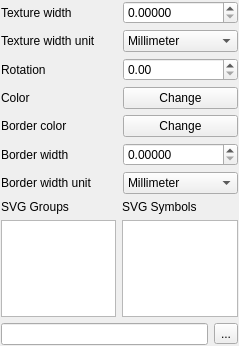
First picture: the form in src/ui/symbollayer/widget_svgfill.ui, repository qgis/QGIS, before the edit.
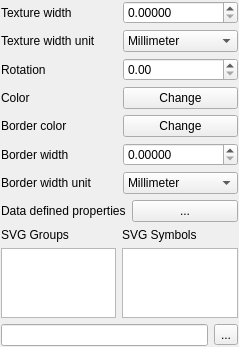
Second picture: the form after the edit. Custom widgets are drawn as their Qt base class.

Commit message: Data defined properties for SVG fill symbol layer

```diff
--- a/src/ui/symbollayer/widget_svgfill.ui
+++ b/src/ui/symbollayer/widget_svgfill.ui
@@ -17,6 +17,57 @@
    <property name="margin">
     <number>1</number>
    </property>
+   <item row="2" column="0">
+    <layout class="QGridLayout" name="gridLayout_2">
+     <item row="0" column="0">
+      <widget class="QLabel" name="mSymbolGroupLabel">
+       <property name="text">
+        <string>SVG Groups</string>
+       </property>
+      </widget>
+     </item>
+     <item row="0" column="1">
+      <widget class="QLabel" name="mSymbolListLabel">
+       <property name="text">
+        <string>SVG Symbols</string>
+       </property>
+      </widget>
+     </item>
+     <item row="1" column="0">
+      <widget class="QTreeView" name="mSvgTreeView"/>
+     </item>
+     <item row="1" column="1">
+      <widget class="QListView" name="mSvgListView">
+       <property name="flow">
+        <enum>QListView::LeftToRight</enum>
+       </property>
+       <property name="layoutMode">
+        <enum>QListView::Batched</enum>
+       </property>
+       <property name="viewMode">
+        <enum>QListView::IconMode</enum>
+       </property>
+       <property name="uniformItemSizes">
+        <bool>true</bool>
+       </property>
+      </widget>
+     </item>
+    </layout>
+   </item>
+   <item row="3" column="0">
+    <layout class="QHBoxLayout" name="horizontalLayout">
+     <item>
+      <widget class="QLineEdit" name="mSVGLineEdit"/>
+     </item>
+     <item>
+      <widget class="QToolButton" name="mBrowseToolButton">
+       <property name="text">
+        <string>...</string>
+       </property>
+      </widget>
+     </item>
+    </layout>
+   </item>
    <item row="0" column="0">
     <layout class="QGridLayout" name="gridLayout">
      <item row="0" column="1">
@@ -137,49 +188,22 @@
     </layout>
    </item>
    <item row="1" column="0">
-    <layout class="QGridLayout" name="gridLayout_2">
-     <item row="0" column="0">
-      <widget class="QLabel" name="mSymbolGroupLabel">
+    <layout class="QHBoxLayout" name="horizontalLayout_3">
+     <item>
+      <widget class="QLabel" name="mDataDefinedPropertiesLabel">
        <property name="text">
-        <string>SVG Groups</string>
+        <string>Data defined properties</string>
        </property>
       </widget>
      </item>
-     <item row="0" column="1">
-      <widget class="QLabel" name="mSymbolListLabel">
-       <property name="text">
-        <string>SVG Symbols</string>
-       </property>
-      </widget>
-     </item>
-     <item row="1" column="0">
-      <widget class="QTreeView" name="mSvgTreeView"/>
-     </item>
-     <item row="1" column="1">
-      <widget class="QListView" name="mSvgListView">
-       <property name="flow">
-        <enum>QListView::LeftToRight</enum>
-       </property>
-       <property name="layoutMode">
-        <enum>QListView::Batched</enum>
-       </property>
-       <property name="viewMode">
-        <enum>QListView::IconMode</enum>
-       </property>
-       <property name="uniformItemSizes">
-        <bool>true</bool>
-       </property>
-      </widget>
-     </item>
-    </layout>
-   </item>
-   <item row="2" column="0">
-    <layout class="QHBoxLayout" name="horizontalLayout">
      <item>
-      <widget class="QLineEdit" name="mSVGLineEdit"/>
-     </item>
-     <item>
-      <widget class="QToolButton" name="mBrowseToolButton">
+      <widget class="QPushButton" name="mDataDefinedPropertiesButton">
+       <property name="sizePolicy">
+        <sizepolicy hsizetype="Minimum" vsizetype="Fixed">
+         <horstretch>0</horstretch>
+         <verstretch>0</verstretch>
+        </sizepolicy>
+       </property>
        <property name="text">
         <string>...</string>
        </property>
```
The commit also changes 5 other files.
